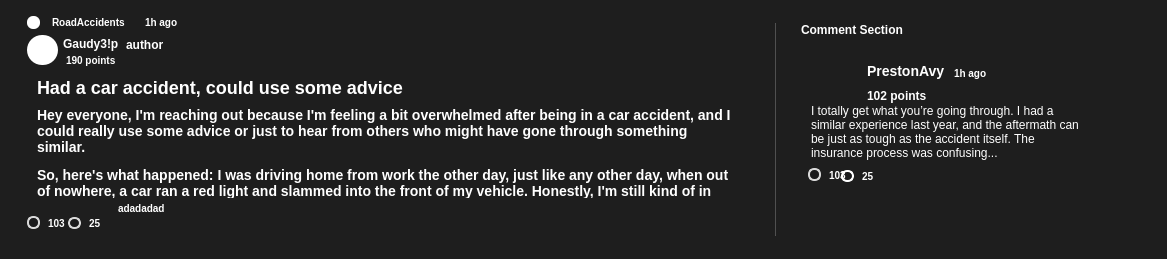
Before: the Qt Designer form frontend/assets/UserInterface/PostUI/UserInterfaceFile/FeedPostWidget.ui in cojocariudaniel1/super-duper-octo-guacamole, drawn with Qt 5.
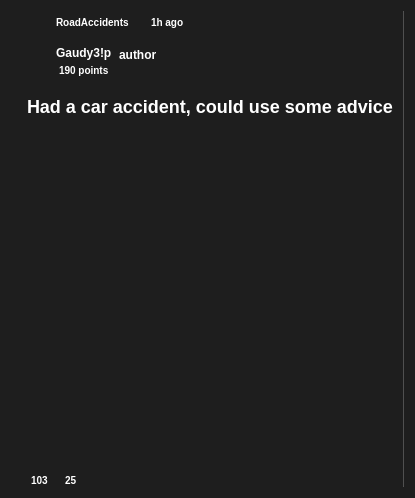
After: the same form once the commit is applied. Icons and pictures are not drawn.

```diff
--- a/frontend/assets/UserInterface/PostUI/UserInterfaceFile/FeedPostWidget.ui
+++ b/frontend/assets/UserInterface/PostUI/UserInterfaceFile/FeedPostWidget.ui
@@ -6,20 +6,20 @@
    <rect>
     <x>0</x>
     <y>0</y>
-    <width>1167</width>
-    <height>259</height>
+    <width>415</width>
+    <height>498</height>
    </rect>
   </property>
   <property name="minimumSize">
    <size>
-    <width>1167</width>
-    <height>259</height>
+    <width>0</width>
+    <height>0</height>
    </size>
   </property>
   <property name="maximumSize">
    <size>
-    <width>1167</width>
-    <height>259</height>
+    <width>16777215</width>
+    <height>16777215</height>
    </size>
   </property>
   <property name="styleSheet">
@@ -33,6 +33,12 @@
   <layout class="QVBoxLayout" name="verticalLayout">
    <item>
     <widget class="QWidget" name="contentWidget" native="true">
+     <property name="sizePolicy">
+      <sizepolicy hsizetype="Preferred" vsizetype="Preferred">
+       <horstretch>1</horstretch>
+       <verstretch>0</verstretch>
+      </sizepolicy>
+     </property>
      <property name="styleSheet">
       <string notr="true">background: transparent;</string>
      </property>
@@ -41,7 +47,7 @@
        <number>0</number>
       </property>
       <property name="leftMargin">
-       <number>0</number>
+       <number>6</number>
       </property>
       <property name="topMargin">
        <number>0</number>
@@ -54,24 +60,15 @@
       </property>
       <item>
        <widget class="QWidget" name="postContentWidget" native="true">
-        <property name="minimumSize">
-         <size>
-          <width>700</width>
-          <height>0</height>
-         </size>
-        </property>
-        <property name="maximumSize">
-         <size>
-          <width>16777215</width>
-          <height>16777215</height>
-         </size>
+        <property name="sizePolicy">
+         <sizepolicy hsizetype="Preferred" vsizetype="Preferred">
+          <horstretch>1</horstretch>
+          <verstretch>0</verstretch>
+         </sizepolicy>
         </property>
         <layout class="QVBoxLayout" name="verticalLayout_2">
          <property name="spacing">
-          <number>0</number>
-         </property>
-         <property name="sizeConstraint">
-          <enum>QLayout::SizeConstraint::SetFixedSize</enum>
+          <number>9</number>
          </property>
          <property name="leftMargin">
           <number>0</number>
@@ -88,25 +85,28 @@
          <item>
           <layout class="QHBoxLayout" name="headerLayout">
            <property name="spacing">
-            <number>4</number>
+            <number>6</number>
+           </property>
+           <property name="leftMargin">
+            <number>9</number>
            </property>
            <item>
             <widget class="QLabel" name="communityIcon">
              <property name="minimumSize">
               <size>
-               <width>13</width>
-               <height>13</height>
+               <width>16</width>
+               <height>16</height>
               </size>
              </property>
              <property name="maximumSize">
               <size>
-               <width>13</width>
-               <height>13</height>
+               <width>16</width>
+               <height>16</height>
               </size>
              </property>
              <property name="styleSheet">
-              <string notr="true">background: white;
-border-radius: 6px;</string>
+              <string notr="true">
+</string>
              </property>
             </widget>
            </item>
@@ -118,12 +118,6 @@
                <verstretch>0</verstretch>
               </sizepolicy>
              </property>
-             <property name="maximumSize">
-              <size>
-               <width>9999</width>
-               <height>9999</height>
-              </size>
-             </property>
              <property name="styleSheet">
               <string notr="true">font-family: 'Raleway';
 font-style: normal;
@@ -182,19 +176,18 @@
             <widget class="QLabel" name="authorIcon">
              <property name="minimumSize">
               <size>
-               <width>31</width>
-               <height>30</height>
+               <width>34</width>
+               <height>34</height>
               </size>
              </property>
              <property name="maximumSize">
               <size>
-               <width>31</width>
-               <height>30</height>
+               <width>34</width>
+               <height>34</height>
               </size>
              </property>
              <property name="styleSheet">
-              <string notr="true">background:white;
-border-radius: 15px;
+              <string notr="true">border-radius: 17px;
 </string>
              </property>
             </widget>
@@ -295,17 +288,11 @@
          </item>
          <item>
           <widget class="QTextBrowser" name="textBrowserContent">
-           <property name="minimumSize">
-            <size>
-             <width>715</width>
-             <height>95</height>
-            </size>
-           </property>
-           <property name="maximumSize">
-            <size>
-             <width>715</width>
-             <height>95</height>
-            </size>
+           <property name="sizePolicy">
+            <sizepolicy hsizetype="Expanding" vsizetype="Expanding">
+             <horstretch>1</horstretch>
+             <verstretch>1</verstretch>
+            </sizepolicy>
            </property>
            <property name="styleSheet">
             <string notr="true">font-family: 'Raleway';
@@ -327,98 +314,95 @@
            <property name="horizontalScrollBarPolicy">
             <enum>Qt::ScrollBarPolicy::ScrollBarAlwaysOff</enum>
            </property>
-           <property name="html">
-            <string>&lt;!DOCTYPE HTML PUBLIC &quot;-//W3C//DTD HTML 4.0//EN&quot; &quot;http://www.w3.org/TR/REC-html40/strict.dtd&quot;&gt;
-&lt;html&gt;&lt;head&gt;&lt;meta name=&quot;qrichtext&quot; content=&quot;1&quot; /&gt;&lt;meta charset=&quot;utf-8&quot; /&gt;&lt;style type=&quot;text/css&quot;&gt;
-p, li { white-space: pre-wrap; }
-hr { height: 1px; border-width: 0; }
-li.unchecked::marker { content: &quot;\2610&quot;; }
-li.checked::marker { content: &quot;\2612&quot;; }
-&lt;/style&gt;&lt;/head&gt;&lt;body style=&quot; font-family:'Raleway'; font-size:14px; font-weight:500; font-style:normal;&quot;&gt;
-&lt;p style=&quot; margin-top:0px; margin-bottom:0px; margin-left:0px; margin-right:0px; -qt-block-indent:0; text-indent:0px;&quot;&gt;&lt;span style=&quot; color:#ffffff;&quot;&gt;Hey everyone, I'm reaching out because I'm feeling a bit overwhelmed after being in a car accident, and I could really use some advice or just to hear from others who might have gone through something similar.&lt;/span&gt;&lt;/p&gt;
-&lt;p style=&quot; margin-top:12px; margin-bottom:12px; margin-left:0px; margin-right:0px; -qt-block-indent:0; text-indent:0px;&quot;&gt;&lt;span style=&quot; color:#ffffff;&quot;&gt;So, here's what happened: I was driving home from work the other day, just like any other day, when out of nowhere, a car ran a red light and slammed into the front of my vehicle. Honestly, I'm still kind of in shock.&lt;/span&gt;&lt;/p&gt;
-&lt;p style=&quot; margin-top:12px; margin-bottom:12px; margin-left:0px; margin-right:0px; -qt-block-indent:0; text-indent:0px;&quot;&gt;&lt;span style=&quot; color:#ffffff;&quot;&gt;The damage to my car is significant, especially to the bumper and fender, but thankfully, I wasn't seriously hurt—just some soreness and a few bruises. It's a relief, but it's still been a lot to process.&lt;/span&gt;&lt;/p&gt;
-&lt;ul style=&quot;margin-top: 0px; margin-bottom: 0px; margin-left: 0px; margin-right: 0px; -qt-list-indent: 1;&quot;&gt;
-&lt;li style=&quot; color:#ffffff;&quot; style=&quot; margin-top:12px; margin-bottom:0px; margin-left:0px; margin-right:0px; -qt-block-indent:0; text-indent:0px;&quot;&gt;Insurance confusion: I've filed the claim, but I'm not really sure what to expect next. The insurance company mentioned something about a &amp;quot;coverage assessment,&amp;quot; and I'm feeling kind of lost in the whole process. Anyone been through this?&lt;/li&gt;
-&lt;li style=&quot; color:#ffffff;&quot; style=&quot; margin-top:0px; margin-bottom:0px; margin-left:0px; margin-right:0px; -qt-block-indent:0; text-indent:0px;&quot;&gt;Car repair worries: My car definitely needs some work, and I'm trying to figure out where to go for repairs. I want to make sure I find a good place that won't rip me off, but I'm just not sure how to go about it.&lt;/li&gt;
-&lt;li style=&quot; color:#ffffff;&quot; style=&quot; margin-top:0px; margin-bottom:12px; margin-left:0px; margin-right:0px; -qt-block-indent:0; text-indent:0px;&quot;&gt;Emotional stuff: Honestly, I didn't expect this part to hit me so hard, but I've been feeling pretty anxious and shaken up. I'm nervous about getting back behind the wheel. Has anyone experienced this after an accident? How did you get through it?&lt;/li&gt;&lt;/ul&gt;
-&lt;p style=&quot; margin-top:12px; margin-bottom:12px; margin-left:0px; margin-right:0px; -qt-block-indent:0; text-indent:0px;&quot;&gt;&lt;span style=&quot; color:#ffffff;&quot;&gt;I know I'm lucky that things weren't worse, but it's still a lot to handle. &lt;/span&gt;&lt;/p&gt;&lt;/body&gt;&lt;/html&gt;</string>
-           </property>
           </widget>
          </item>
          <item>
           <layout class="QHBoxLayout" name="footerLayout">
            <property name="spacing">
+            <number>6</number>
+           </property>
+           <property name="leftMargin">
+            <number>6</number>
+           </property>
+           <property name="topMargin">
             <number>0</number>
            </property>
+           <property name="rightMargin">
+            <number>6</number>
+           </property>
+           <property name="bottomMargin">
+            <number>0</number>
+           </property>
            <item>
-            <widget class="QPushButton" name="likeButton">
-             <property name="minimumSize">
-              <size>
-               <width>13</width>
-               <height>13</height>
-              </size>
-             </property>
-             <property name="maximumSize">
-              <size>
-               <width>13</width>
-               <height>13</height>
-              </size>
-             </property>
-             <property name="styleSheet">
-              <string notr="true">background: #1A1A1B;
-border: 1.5px solid #D9D9D9;
-border-radius: 6px;</string>
-             </property>
-             <property name="text">
-              <string/>
-             </property>
-            </widget>
-           </item>
-           <item>
-            <widget class="QLabel" name="likeCount">
-             <property name="styleSheet">
-              <string notr="true">font-family: 'Raleway';
+            <layout class="QVBoxLayout" name="verticalLayout_4">
+             <item>
+              <widget class="QPushButton" name="likeButtonIcon">
+               <property name="minimumSize">
+                <size>
+                 <width>25</width>
+                 <height>25</height>
+                </size>
+               </property>
+               <property name="maximumSize">
+                <size>
+                 <width>25</width>
+                 <height>25</height>
+                </size>
+               </property>
+               <property name="styleSheet">
+                <string notr="true"/>
+               </property>
+               <property name="text">
+                <string/>
+               </property>
+              </widget>
+             </item>
+             <item>
+              <widget class="QLabel" name="likeCount">
+               <property name="styleSheet">
+                <string notr="true">font-family: 'Raleway';
 font-style: normal;
 font-weight: 500;
 font-size: 10px;
 line-height: 12px;
 color:white;
 margin-left:5px;</string>
-             </property>
-             <property name="text">
-              <string>103</string>
-             </property>
-            </widget>
+               </property>
+               <property name="text">
+                <string>103</string>
+               </property>
+              </widget>
+             </item>
+            </layout>
            </item>
            <item>
-            <widget class="QPushButton" name="commentButton">
-             <property name="minimumSize">
-              <size>
-               <width>13</width>
-               <height>12</height>
-              </size>
-             </property>
-             <property name="maximumSize">
-              <size>
-               <width>13</width>
-               <height>12</height>
-              </size>
-             </property>
-             <property name="styleSheet">
-              <string notr="true">background: #1A1A1B;
-border: 1.5px solid #D9D9D9;
-border-radius: 6px;</string>
-             </property>
-             <property name="text">
-              <string/>
-             </property>
-            </widget>
-           </item>
-           <item>
-            <widget class="QLabel" name="commentCount">
-             <property name="styleSheet">
-              <string notr="true">font-family: 'Raleway';
+            <layout class="QVBoxLayout" name="verticalLayout_5">
+             <item>
+              <widget class="QPushButton" name="commentButtonIcon">
+               <property name="minimumSize">
+                <size>
+                 <width>25</width>
+                 <height>25</height>
+                </size>
+               </property>
+               <property name="maximumSize">
+                <size>
+                 <width>25</width>
+                 <height>25</height>
+                </size>
+               </property>
+               <property name="styleSheet">
+                <string notr="true"/>
+               </property>
+               <property name="text">
+                <string/>
+               </property>
+              </widget>
+             </item>
+             <item>
+              <widget class="QLabel" name="commentCount">
+               <property name="styleSheet">
+                <string notr="true">font-family: 'Raleway';
 font-style: normal;
 font-weight: 500;
 font-size: 10px;
@@ -426,53 +410,56 @@
 color:white;
 margin-left:5px;
 margin-right:10px;</string>
-             </property>
-             <property name="text">
-              <string>25</string>
-             </property>
-            </widget>
+               </property>
+               <property name="text">
+                <string>25</string>
+               </property>
+              </widget>
+             </item>
+            </layout>
            </item>
            <item>
-            <widget class="QTextBrowser" name="tagsBrowser">
-             <property name="sizePolicy">
-              <sizepolicy hsizetype="Expanding" vsizetype="Fixed">
-               <horstretch>1</horstretch>
-               <verstretch>0</verstretch>
-              </sizepolicy>
-             </property>
-             <property name="minimumSize">
-              <size>
-               <width>645</width>
-               <height>0</height>
-              </size>
-             </property>
-             <property name="maximumSize">
-              <size>
-               <width>645</width>
-               <height>50</height>
-              </size>
-             </property>
-             <property name="styleSheet">
-              <string notr="true">font-family: 'Raleway';
+            <layout class="QVBoxLayout" name="verticalLayout_6">
+             <item>
+              <widget class="QPushButton" name="replyCommentButtonIcon">
+               <property name="minimumSize">
+                <size>
+                 <width>25</width>
+                 <height>25</height>
+                </size>
+               </property>
+               <property name="maximumSize">
+                <size>
+                 <width>25</width>
+                 <height>25</height>
+                </size>
+               </property>
+               <property name="styleSheet">
+                <string notr="true"/>
+               </property>
+               <property name="text">
+                <string/>
+               </property>
+              </widget>
+             </item>
+             <item>
+              <widget class="QLabel" name="mockLabel1">
+               <property name="styleSheet">
+                <string notr="true">font-family: 'Raleway';
 font-style: normal;
 font-weight: 500;
 font-size: 10px;
 line-height: 12px;
 color:white;
-background: transparent;
-border: none;</string>
-             </property>
-             <property name="html">
-              <string>&lt;!DOCTYPE HTML PUBLIC &quot;-//W3C//DTD HTML 4.0//EN&quot; &quot;http://www.w3.org/TR/REC-html40/strict.dtd&quot;&gt;
-&lt;html&gt;&lt;head&gt;&lt;meta name=&quot;qrichtext&quot; content=&quot;1&quot; /&gt;&lt;meta charset=&quot;utf-8&quot; /&gt;&lt;style type=&quot;text/css&quot;&gt;
-p, li { white-space: pre-wrap; }
-hr { height: 1px; border-width: 0; }
-li.unchecked::marker { content: &quot;\2610&quot;; }
-li.checked::marker { content: &quot;\2612&quot;; }
-&lt;/style&gt;&lt;/head&gt;&lt;body style=&quot; font-family:'Raleway'; font-size:10px; font-weight:500; font-style:normal;&quot;&gt;
-&lt;p style=&quot; margin-top:0px; margin-bottom:0px; margin-left:0px; margin-right:0px; -qt-block-indent:0; text-indent:0px;&quot;&gt;adadadad&lt;/p&gt;&lt;/body&gt;&lt;/html&gt;</string>
-             </property>
-            </widget>
+margin-left:5px;
+margin-right:10px;</string>
+               </property>
+               <property name="text">
+                <string/>
+               </property>
+              </widget>
+             </item>
+            </layout>
            </item>
            <item>
             <widget class="QFrame" name="frame_3">
@@ -500,13 +487,7 @@
         <property name="minimumSize">
          <size>
           <width>1</width>
-          <height>213</height>
-         </size>
-        </property>
-        <property name="maximumSize">
-         <size>
-          <width>1</width>
-          <height>213</height>
+          <height>0</height>
          </size>
         </property>
         <property name="styleSheet">
@@ -520,293 +501,6 @@
         </property>
        </widget>
       </item>
-      <item>
-       <widget class="QWidget" name="commentsWidget" native="true">
-        <property name="minimumSize">
-         <size>
-          <width>330</width>
-          <height>0</height>
-         </size>
-        </property>
-        <property name="maximumSize">
-         <size>
-          <width>348</width>
-          <height>16777215</height>
-         </size>
-        </property>
-        <property name="styleSheet">
-         <string notr="true">margins-left:-20px;
-</string>
-        </property>
-        <layout class="QVBoxLayout" name="verticalLayout_4">
-         <property name="spacing">
-          <number>10</number>
-         </property>
-         <item>
-          <widget class="QLabel" name="commentSectionLabel">
-           <property name="maximumSize">
-            <size>
-             <width>16777215</width>
-             <height>20</height>
-            </size>
-           </property>
-           <property name="styleSheet">
-            <string notr="true">font-family: 'Raleway';
-font-style: normal;
-font-weight: 500;
-font-size: 12px;
-line-height: 14px;
-color:white;</string>
-           </property>
-           <property name="text">
-            <string>Comment Section</string>
-           </property>
-          </widget>
-         </item>
-         <item>
-          <widget class="QWidget" name="widget" native="true">
-           <widget class="QTextBrowser" name="commentContent">
-            <property name="geometry">
-             <rect>
-              <x>0</x>
-              <y>50</y>
-              <width>291</width>
-              <height>91</height>
-             </rect>
-            </property>
-            <property name="styleSheet">
-             <string notr="true">font-family: 'Raleway';
-font-style: normal;
-font-weight: 500;
-font-size: 14px;
-line-height: 16px;
-color:white;
-background: transparent;
-border: none;
-margin-left:6px;</string>
-            </property>
-            <property name="html">
-             <string>&lt;!DOCTYPE HTML PUBLIC &quot;-//W3C//DTD HTML 4.0//EN&quot; &quot;http://www.w3.org/TR/REC-html40/strict.dtd&quot;&gt;
-&lt;html&gt;&lt;head&gt;&lt;meta name=&quot;qrichtext&quot; content=&quot;1&quot; /&gt;&lt;meta charset=&quot;utf-8&quot; /&gt;&lt;style type=&quot;text/css&quot;&gt;
-p, li { white-space: pre-wrap; }
-hr { height: 1px; border-width: 0; }
-li.unchecked::marker { content: &quot;\2610&quot;; }
-li.checked::marker { content: &quot;\2612&quot;; }
-&lt;/style&gt;&lt;/head&gt;&lt;body style=&quot; font-family:'Raleway'; font-size:14px; font-weight:500; font-style:normal;&quot;&gt;
-&lt;p style=&quot; margin-top:0px; margin-bottom:0px; margin-left:0px; margin-right:0px; -qt-block-indent:0; text-indent:0px;&quot;&gt;&lt;span style=&quot; font-family:'Segoe UI'; font-size:9pt; font-weight:400;&quot;&gt;I totally get what you’re going through. I had a similar experience last year, and the aftermath can be just as tough as the accident itself. The insurance process was confusing...&lt;/span&gt;&lt;/p&gt;&lt;/body&gt;&lt;/html&gt;</string>
-            </property>
-           </widget>
-           <widget class="QWidget" name="layoutWidget">
-            <property name="geometry">
-             <rect>
-              <x>10</x>
-              <y>8</y>
-              <width>190</width>
-              <height>50</height>
-             </rect>
-            </property>
-            <layout class="QHBoxLayout" name="horizontalLayout_2">
-             <item>
-              <widget class="QLabel" name="icon">
-               <property name="text">
-                <string/>
-               </property>
-               <property name="pixmap">
-                <pixmap>../../../images/userIcon1.png</pixmap>
-               </property>
-               <property name="scaledContents">
-                <bool>false</bool>
-               </property>
-              </widget>
-             </item>
-             <item>
-              <layout class="QVBoxLayout" name="verticalLayout_5">
-               <property name="spacing">
-                <number>0</number>
-               </property>
-               <item>
-                <widget class="QLabel" name="username_2">
-                 <property name="styleSheet">
-                  <string notr="true">/* Gaudy3!p */
-
-position: absolute;
-width: 44px;
-height: 15px;
-left: 70px;
-top: 576.64px;
-
-font-family: 'Raleway';
-font-style: normal;
-font-weight: 600;
-font-size: 14px;
-line-height: 8px;
-
-color:white;
-
-</string>
-                 </property>
-                 <property name="text">
-                  <string>PrestonAvy</string>
-                 </property>
-                </widget>
-               </item>
-               <item>
-                <widget class="QLabel" name="pointsLabel">
-                 <property name="styleSheet">
-                  <string notr="true">/* 102 points */
-background-color: rgba(255, 255, 255, 0);
-
-position: absolute;
-width: 33px;
-height: 14px;
-left: 70px;
-top: 706.64px;
-
-font-family: 'Raleway';
-font-style: normal;
-font-weight: 500;
-font-size: 12px;
-line-height: 6px;
-
-color: white;
-
-</string>
-                 </property>
-                 <property name="text">
-                  <string>102 points</string>
-                 </property>
-                </widget>
-               </item>
-              </layout>
-             </item>
-             <item>
-              <widget class="QLabel" name="postTime_2">
-               <property name="styleSheet">
-                <string notr="true">font-family: 'Raleway';
-font-style: normal;
-font-weight: 500;
-font-size: 10px;
-line-height: 12px;
-color: white;
-margin-bottom:20px;</string>
-               </property>
-               <property name="text">
-                <string>1h ago</string>
-               </property>
-              </widget>
-             </item>
-            </layout>
-           </widget>
-           <widget class="QLabel" name="commentCount_2">
-            <property name="geometry">
-             <rect>
-              <x>53</x>
-              <y>101</y>
-              <width>30</width>
-              <height>50</height>
-             </rect>
-            </property>
-            <property name="styleSheet">
-             <string notr="true">font-family: 'Raleway';
-font-style: normal;
-font-weight: 500;
-font-size: 10px;
-line-height: 12px;
-color:white;
-margin-left:5px;
-margin-right:10px;</string>
-            </property>
-            <property name="text">
-             <string>25</string>
-            </property>
-           </widget>
-           <widget class="QPushButton" name="commentButton_2">
-            <property name="geometry">
-             <rect>
-              <x>40</x>
-              <y>120</y>
-              <width>13</width>
-              <height>12</height>
-             </rect>
-            </property>
-            <property name="minimumSize">
-             <size>
-              <width>13</width>
-              <height>12</height>
-             </size>
-            </property>
-            <property name="maximumSize">
-             <size>
-              <width>13</width>
-              <height>12</height>
-             </size>
-            </property>
-            <property name="styleSheet">
-             <string notr="true">background: #1A1A1B;
-border: 1.5px solid white;
-border-radius: 6px;</string>
-            </property>
-            <property name="text">
-             <string/>
-            </property>
-           </widget>
-           <widget class="QPushButton" name="likeButton_2">
-            <property name="geometry">
-             <rect>
-              <x>7</x>
-              <y>118</y>
-              <width>13</width>
-              <height>13</height>
-             </rect>
-            </property>
-            <property name="minimumSize">
-             <size>
-              <width>13</width>
-              <height>13</height>
-             </size>
-            </property>
-            <property name="maximumSize">
-             <size>
-              <width>13</width>
-              <height>13</height>
-             </size>
-            </property>
-            <property name="styleSheet">
-             <string notr="true">background: #1A1A1B;
-border: 1.5px solid #D9D9D9;
-border-radius: 6px;</string>
-            </property>
-            <property name="text">
-             <string/>
-            </property>
-           </widget>
-           <widget class="QLabel" name="likeCount_2">
-            <property name="geometry">
-             <rect>
-              <x>20</x>
-              <y>100</y>
-              <width>25</width>
-              <height>50</height>
-             </rect>
-            </property>
-            <property name="styleSheet">
-             <string notr="true">font-family: 'Raleway';
-font-style: normal;
-font-weight: 500;
-font-size: 10px;
-line-height: 12px;
-color:white;
-margin-left:5px;</string>
-            </property>
-            <property name="text">
-             <string>103</string>
-            </property>
-           </widget>
-          </widget>
-         </item>
-        </layout>
-       </widget>
-      </item>
      </layout>
     </widget>
    </item>
```
Left out of the diff: 2 changed lines with no effect on the pictures.
